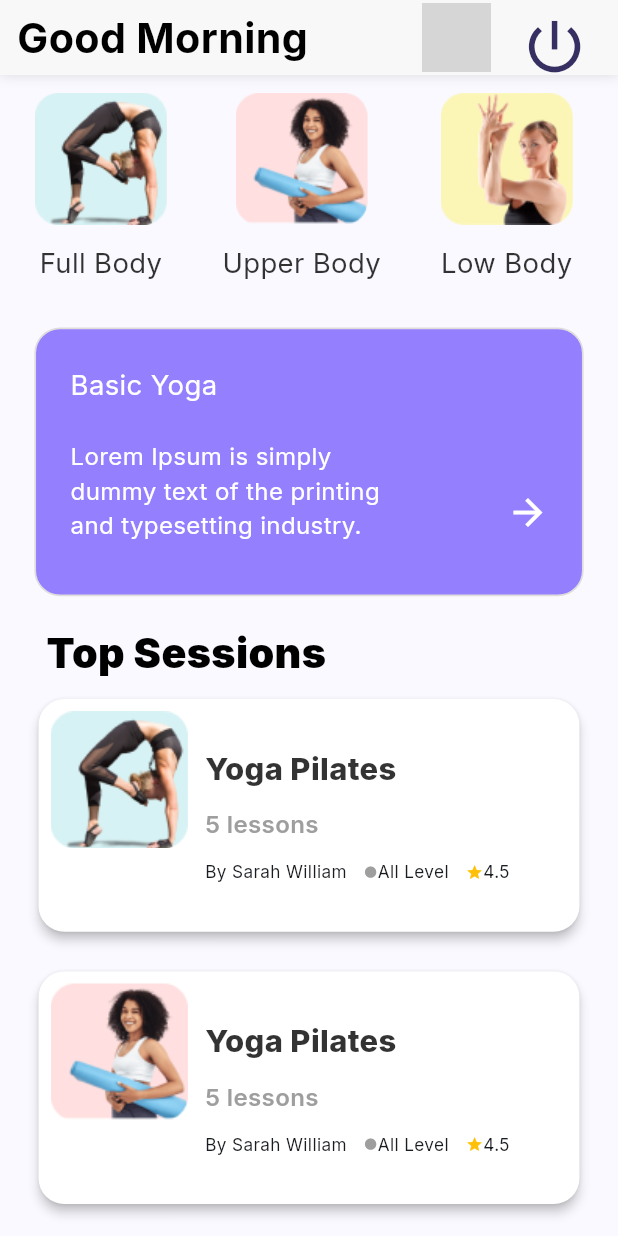
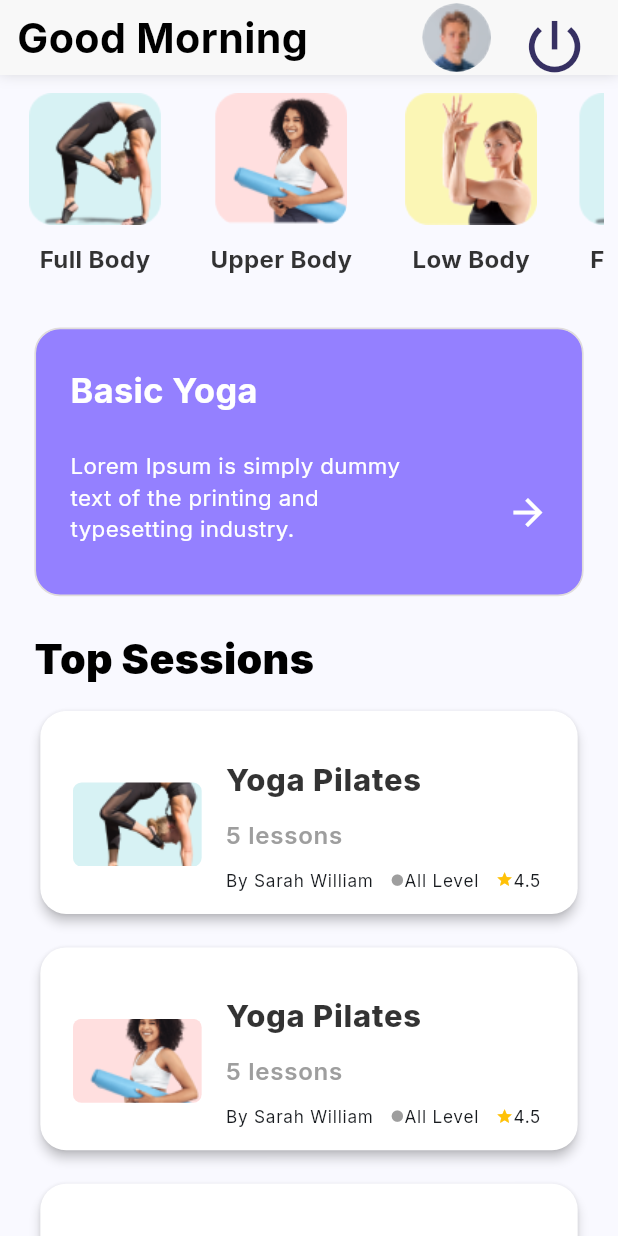
Before and after one commit to RuchithaVirashan/keepyoga, a Flutter app: the HomeScreen screen opened directly, on a phone screen of 412 x 824 dp. Run offline on Flutter 3.47's test engine with Material 3 defaults, Android fonts, the light colour scheme and no system bars; our stand-ins replace flutter_screenutil, google_fonts; grey boxes are pictures that could not be loaded.

Commit message:
bug fix and complete

```diff
--- a/lib/components/home/home_app_bar.dart
+++ b/lib/components/home/home_app_bar.dart
@@ -10,10 +10,21 @@ class HomeAppBar extends StatelessWidget implements PreferredSizeWidget {
   @override
   Size get preferredSize => const Size.fromHeight(50.0);
 
+  String getGreeting() {
+    final hour = DateTime.now().hour;
+    if (hour < 12) {
+      return 'Good Morning';
+    } else if (hour < 18) {
+      return 'Good Afternoon';
+    } else {
+      return 'Good Evening';
+    }
+  }
+
   @override
   Widget build(BuildContext context) {
     ScreenUtil.init(context);
-
+    final greeting = getGreeting();
     return Container(
       decoration: BoxDecoration(
         color: Colors.white,
@@ -40,7 +51,7 @@ class HomeAppBar extends StatelessWidget implements PreferredSizeWidget {
                 children: [
                   DefaultText(
                     colorR: Colors.black,
-                    content: "Good Morning",
+                    content: greeting,
                     fontSizeR: 24.sp,
                     fontWeightR: FontWeight.w700,
                     textAlignR: TextAlign.start,
@@ -50,8 +61,8 @@ class HomeAppBar extends StatelessWidget implements PreferredSizeWidget {
                       ClipOval(
                         child: SizedBox.fromSize(
                           size: Size.fromRadius(20.r),
-                          child: Image.network(
-                            'https://encrypted-tbn0.gstatic.com/images?q=tbn:ANd9GcRAFH6UNuxXC-oLZGoWjIqKe8WAOIbM52E6b4VLtEBlbg&s',
+                          child: Image.asset(
+                            'assets/Ellipse 7.png',
                             width: 12.w,
                             height: 12.h,
                             fit: BoxFit.cover,
--- a/lib/layout/home/basic_yoga_card_layout.dart
+++ b/lib/layout/home/basic_yoga_card_layout.dart
@@ -32,10 +32,10 @@ class BasicYogaCardLayout extends StatelessWidget {
                 children: [
                   DefaultText(
                     content: "Basic Yoga",
-                    fontSizeR: 16.sp,
+                    fontSizeR: 20.sp,
                     colorR: Colors.white,
                     textAlignR: TextAlign.start,
-                    fontWeightR: FontWeight.w400,
+                    fontWeightR: FontWeight.w700,
                   ),
                   SizedBox(height: 20.h),
                   SizedBox(
@@ -43,7 +43,7 @@ class BasicYogaCardLayout extends StatelessWidget {
                     child: DefaultText(
                       content:
                           "Lorem Ipsum is simply dummy text of the printing and typesetting industry.",
-                      fontSizeR: 14.sp,
+                      fontSizeR: 13.sp,
                       colorR: Colors.white,
                       textAlignR: TextAlign.start,
                       fontWeightR: FontWeight.w400,
--- a/lib/layout/home/category_card_layout.dart
+++ b/lib/layout/home/category_card_layout.dart
@@ -71,10 +71,10 @@ class _CatergoryCardLayoutState extends State<CatergoryCardLayout> {
               padding: EdgeInsets.only(left: 15.w, right: 15.w, top: 10.h),
               child: DefaultText(
                 content: dataList[index].name,
-                fontSizeR: 16.sp,
+                fontSizeR: 14.sp,
                 colorR: const Color.fromRGBO(0, 0, 0, 0.8),
                 textAlignR: TextAlign.start,
-                fontWeightR: FontWeight.w400,
+                fontWeightR: FontWeight.w700,
               ),
             ),
           ],
--- a/lib/layout/home/session_layout.dart
+++ b/lib/layout/home/session_layout.dart
@@ -8,8 +8,6 @@ class SessionLayout extends StatelessWidget {
 
   @override
   Widget build(BuildContext context) {
-    ScreenUtil.init(context);
-
     List<ListItem> dataList = [
       ListItem(
         imageUrl: 'assets/Image Placeholder (Copy paste here).png',
@@ -59,40 +57,29 @@ class SessionLayout extends StatelessWidget {
         authorname: 'Sarah William',
         rate: 4.5,
       ),
-      // Add more items as needed
     ];
 
     Widget buildCard(BuildContext context, int index) {
-      return Padding(
-        padding: const EdgeInsets.all(8.0),
-        child: Card(
-          color: Color.fromARGB(255, 255, 255, 255),
+      return Card(
+        color: const Color.fromARGB(255, 255, 255, 255),
         elevation: 3,
         shape: RoundedRectangleBorder(
           borderRadius: BorderRadius.circular(15.r),
         ),
         child: Padding(
-            padding: const EdgeInsets.all(8.0),
-            child: Expanded(
-              child: Row(
-                crossAxisAlignment: CrossAxisAlignment.start,
-                children: [
-                  SizedBox(
-                    width: 80.w,
-                    child: ClipRRect(
-                      borderRadius: BorderRadius.only(
-                        topLeft: Radius.circular(5.r),
-                        bottomLeft: Radius.circular(5.r),
+          padding: EdgeInsets.symmetric(horizontal: 5.w),
+          child: ListTile(
+            leading: ClipRRect(
+              borderRadius: BorderRadius.all(
+                Radius.circular(5.r),
               ),
               child: Image.asset(
                 dataList[index].imageUrl,
                 fit: BoxFit.cover,
+                width: 75.w,
               ),
             ),
-                  ),
-                  SizedBox(width: 10.w),
-                  Expanded(
-                    child: Column(
+            title: Column(
               crossAxisAlignment: CrossAxisAlignment.start,
               mainAxisAlignment: MainAxisAlignment.center,
               children: [
@@ -103,7 +90,7 @@ class SessionLayout extends StatelessWidget {
                   textAlignR: TextAlign.start,
                   fontWeightR: FontWeight.w800,
                 ),
-                        SizedBox(height: 10.h),
+                SizedBox(height: 8.h),
                 DefaultText(
                   content: '${dataList[index].updateQuantity} lessons',
                   fontSizeR: 14.sp,
@@ -111,9 +98,8 @@ class SessionLayout extends StatelessWidget {
                   textAlignR: TextAlign.start,
                   fontWeightR: FontWeight.w600,
                 ),
-                        SizedBox(height: 10.h),
                 Padding(
-                          padding: EdgeInsets.only(right: 20.w),
+                  padding: EdgeInsets.only(top: 8.h),
                   child: Row(
                     mainAxisAlignment: MainAxisAlignment.start,
                     crossAxisAlignment: CrossAxisAlignment.start,
@@ -156,16 +142,12 @@ class SessionLayout extends StatelessWidget {
               ],
             ),
           ),
-                ],
-              ),
-            ),
-          ),
         ),
       );
     }
 
     return Padding(
-      padding: const EdgeInsets.all(8.0),
+      padding: EdgeInsets.symmetric(vertical: 10.h),
       child: Center(
         child: Column(
           mainAxisAlignment: MainAxisAlignment.start,
@@ -181,10 +163,11 @@ class SessionLayout extends StatelessWidget {
                 fontWeightR: FontWeight.w900,
               ),
             ),
+            SizedBox(height: 10.h),
             GridView.builder(
               shrinkWrap: true,
               physics: const NeverScrollableScrollPhysics(),
-              padding: EdgeInsets.symmetric(horizontal: 5.w),
+              padding: EdgeInsets.symmetric(horizontal: 20.w),
               itemCount: dataList.length,
               itemBuilder: (context, index) {
                 return GestureDetector(
@@ -208,10 +191,10 @@ class SessionLayout extends StatelessWidget {
               },
               gridDelegate: SliverGridDelegateWithFixedCrossAxisCount(
                 crossAxisCount: 1,
-                childAspectRatio: 1.0,
-                crossAxisSpacing: 2.w,
-                mainAxisSpacing: 2.h,
-                mainAxisExtent: 150.h,
+                // childAspectRatio: 1.5,
+                // crossAxisSpacing: 2.w,
+                mainAxisSpacing: 12.h,
+                mainAxisExtent: 120.h,
               ),
             ),
           ],
```
Also changed, not shown: assets/Ellipse 7.png (added), 1 other file. Lines whose indentation alone changed are shown as unchanged.
